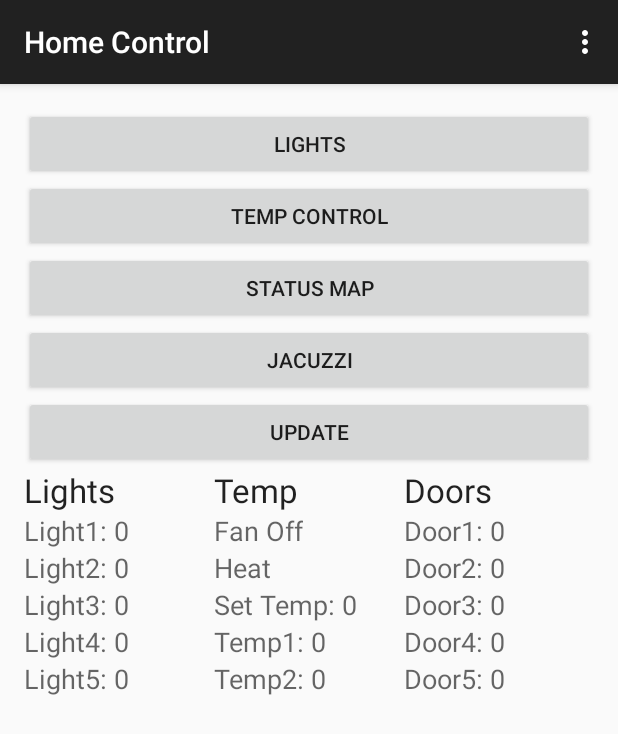
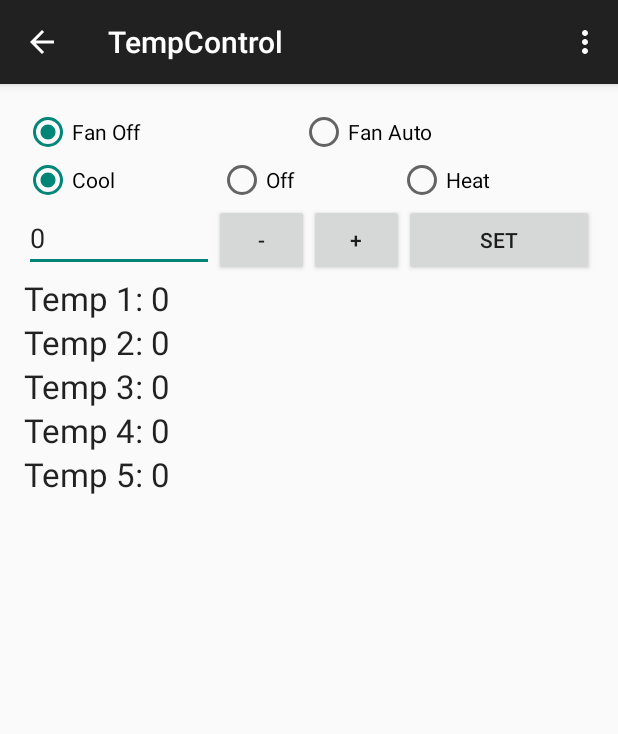
Before and after one commit to MiguelFAlvarez/HomeControl, an Android app: the screen it shows after launch (MainActivity before the commit, TempControl after it), after a tap on "TEMP CONTROL", on a phone screen of 412 x 824 dp. Shown: the top 734 px of the screen. Run offline under Robolectric (Android 15) with nearby library versions, the phone set to English and light mode, and no system bars.

Commit message:
Thermostat control page added

```diff
--- a/mobile/src/main/java/com/miguelalvarez/homecontrol/LightsActivity.java
+++ b/mobile/src/main/java/com/miguelalvarez/homecontrol/LightsActivity.java
@@ -25,7 +25,7 @@ public class LightsActivity extends ActionBarActivity {
         clientThread.start();
 
         try {
-            clientThread.join(500);
+            clientThread.join(2000);
         }catch(InterruptedException e){
             e.printStackTrace();
         }
@@ -165,7 +165,7 @@ public class LightsActivity extends ActionBarActivity {
         Thread clientThread = new Thread(client);
         clientThread.start();
         try {
-            clientThread.join(500);
+            clientThread.join(2000);
         }catch(InterruptedException e){
             e.printStackTrace();
         }
--- a/mobile/src/main/java/com/miguelalvarez/homecontrol/MainActivity.java
+++ b/mobile/src/main/java/com/miguelalvarez/homecontrol/MainActivity.java
@@ -26,7 +26,7 @@ public class MainActivity extends ActionBarActivity {
         Thread clientThread = new Thread(client);
         clientThread.start();
         try {
-            clientThread.join(500);
+            clientThread.join(2000);
         }catch(InterruptedException e){
             e.printStackTrace();
         }
@@ -81,7 +81,8 @@ public class MainActivity extends ActionBarActivity {
                 startActivity(intent);
                 break;
             case R.id.bTemp:
-
+                Intent intent1 = new Intent(this, TempControl.class);
+                startActivity(intent1);
                 break;
             case R.id.bStatus:
 
@@ -92,7 +93,7 @@ public class MainActivity extends ActionBarActivity {
                 Thread clientThread = new Thread(client);
                 clientThread.start();
                 try {
-                    clientThread.join(500);
+                    clientThread.join(2000);
                 }catch(InterruptedException e){
                     e.printStackTrace();
                 }
--- a/mobile/src/main/java/com/miguelalvarez/homecontrol/TCPClient.java
+++ b/mobile/src/main/java/com/miguelalvarez/homecontrol/TCPClient.java
@@ -30,7 +30,7 @@ public class TCPClient extends Thread {
             InputStream in = clientSocket.getInputStream();
             in.read(receiveData);
 
-            Log.d("TCPClient", "Light1:"+receiveData[10]);
+            Log.d("TCPClient", "Light1:"+receiveData[10]+" Fan status:"+receiveData[1]+" TempMode:"+receiveData[2]);
             clientSocket.close();
         }
         catch(Exception e){
--- /dev/null
+++ b/mobile/src/main/java/com/miguelalvarez/homecontrol/TempControl.java
@@ -0,0 +1,180 @@
+package com.miguelalvarez.homecontrol;
+
+import android.support.v7.app.ActionBarActivity;
+import android.os.Bundle;
+import android.util.Log;
+import android.view.Menu;
+import android.view.MenuItem;
+import android.view.View;
+import android.widget.Button;
+import android.widget.EditText;
+import android.widget.RadioButton;
+import android.widget.TextView;
+
+
+public class TempControl extends ActionBarActivity {
+    static byte[] sendData = new byte[1024];
+
+    Button bTempDec, bTempInc, bTempSet;
+    RadioButton rbFanOff, rbFanAuto, rbCool, rbOff, rbHeat;
+    EditText etTempSet;
+    TextView tvTemp1, tvTemp2, tvTemp3, tvTemp4, tvTemp5;
+
+    @Override
+    protected void onCreate(Bundle savedInstanceState) {
+        super.onCreate(savedInstanceState);
+        setContentView(R.layout.activity_temp_control);
+
+        sendData[1] = 0;
+        TCPClient client = new TCPClient(sendData);
+        Thread clientThread = new Thread(client);
+        clientThread.start();
+
+        try {
+            clientThread.join(2000);
+        }catch(InterruptedException e){
+            e.printStackTrace();
+        }
+
+        bTempDec = (Button) findViewById(R.id.bTempDec);
+        bTempInc = (Button) findViewById(R.id.bTempInc);
+        bTempSet = (Button) findViewById(R.id.bTempSet);
+
+        rbFanOff = (RadioButton) findViewById(R.id.rbFanOff);
+        rbFanAuto = (RadioButton) findViewById(R.id.rbFanAuto);
+        rbCool = (RadioButton) findViewById(R.id.rbCool);
+        rbOff = (RadioButton) findViewById(R.id.rbOff);
+        rbHeat = (RadioButton) findViewById(R.id.rbHeat);
+
+        etTempSet = (EditText) findViewById(R.id.etTempSet);
+
+        tvTemp1 = (TextView) findViewById(R.id.tvTemp1);
+        tvTemp2 = (TextView) findViewById(R.id.tvTemp2);
+        tvTemp3 = (TextView) findViewById(R.id.tvTemp3);
+        tvTemp4 = (TextView) findViewById(R.id.tvTemp4);
+        tvTemp5 = (TextView) findViewById(R.id.tvTemp5);
+
+        TempViewUpdate();
+    }
+
+    @Override
+    public boolean onCreateOptionsMenu(Menu menu) {
+        // Inflate the menu; this adds items to the action bar if it is present.
+        getMenuInflater().inflate(R.menu.menu_temp_control, menu);
+        return true;
+    }
+
+    @Override
+    public boolean onOptionsItemSelected(MenuItem item) {
+        // Handle action bar item clicks here. The action bar will
+        // automatically handle clicks on the Home/Up button, so long
+        // as you specify a parent activity in AndroidManifest.xml.
+        int id = item.getItemId();
+
+        //noinspection SimplifiableIfStatement
+        if (id == R.id.action_settings) {
+            return true;
+        }
+
+        return super.onOptionsItemSelected(item);
+    }
+
+    public void buttonClickTemp(View v){
+        byte[] sendData = new byte[1024];
+
+        sendData[0] = 0;    //unused identifier
+        sendData[1] = 2;    //thermostat
+/*
+        switch (v.getId()) {
+            case R.id.rbFanOff:
+                sendData[2] = 0;   //0 = fan off 1 = fan auto
+                break;
+            case R.id.rbFanAuto:
+                sendData[2] =1;    //0 = fan off 1 = fan auto
+                break;
+            case R.id.rbCool:
+                sendData[3] = 0;    //0 = cool, 1 = off, 2 = heat
+                break;
+            case R.id.rbOff:
+                sendData[3] = 1;    //0 = cool, 1 = off, 2 = heat
+                break;
+            case R.id.rbHeat:
+                sendData[3] = 2;    //0 = cool, 1 = off, 2 = heat
+                break;
+        }
+*/
+        if (rbFanOff.isChecked()) {
+            sendData[2] = 0;   //0 = fan off 1 = fan auto
+        }
+        else if (rbFanAuto.isChecked()) {
+            sendData[2] = 1;    //0 = fan off 1 = fan auto
+        }
+        if(rbCool.isChecked()) {
+            sendData[3] = 0;    //0 = cool, 1 = off, 2 = heat
+        }
+        else if(rbOff.isChecked()) {
+            sendData[3] = 1;    //0 = cool, 1 = off, 2 = heat
+        }
+        else if(rbHeat.isChecked()){
+                sendData[3] = 2;    //0 = cool, 1 = off, 2 = heat
+        }
+
+
+        sendData[4] = (byte) (Integer.parseInt(etTempSet.getText().toString())) ;
+
+        TCPClient client = new TCPClient(sendData);
+        Thread clientThread = new Thread(client);
+        clientThread.start();
+        try {
+            clientThread.join(2000);
+        }catch(InterruptedException e){
+            e.printStackTrace();
+        }
+
+        TempViewUpdate();
+    }
+
+    public void TempViewUpdate(){
+
+
+
+        switch (TCPClient.receiveData[1]){
+            case 0:
+                rbFanOff.setChecked(true);
+               // rbFanAuto.setChecked(false);
+                break;
+            case 1:
+               // rbFanOff.setChecked(false);
+                rbFanAuto.setChecked(true);
+                break;
+        }
+        switch (TCPClient.receiveData[2]){
+            case 0:
+                rbCool.setChecked(true);
+                //rbOff.setChecked(false);
+                //rbHeat.setChecked(false);
+                break;
+            case 1:
+                //rbCool.setChecked(false);
+                rbOff.setChecked(true);
+                //rbHeat.setChecked(false);
+                break;
+            case 2:
+                //rbCool.setChecked(false);
+                //rbOff.setChecked(false);
+                rbHeat.setChecked(true);
+                break;
+        }
+
+        tvTemp1.setText("Temp 1: "+TCPClient.receiveData[4]);
+        tvTemp2.setText("Temp 2: "+TCPClient.receiveData[5]);
+        tvTemp3.setText("Temp 3: "+TCPClient.receiveData[6]);
+        tvTemp4.setText("Temp 4: "+TCPClient.receiveData[7]);
+        tvTemp5.setText("Temp 5: "+TCPClient.receiveData[8]);
+
+        etTempSet.setText(""+TCPClient.receiveData[3]);
+
+
+
+    }
+}
--- /dev/null
+++ b/mobile/src/main/res/layout/activity_temp_control.xml
@@ -0,0 +1,160 @@
+<LinearLayout xmlns:android="http://schemas.android.com/apk/res/android"
+    xmlns:tools="http://schemas.android.com/tools"
+    android:orientation = "vertical"
+    android:layout_width="match_parent"
+    android:layout_height="match_parent" android:paddingLeft="@dimen/activity_horizontal_margin"
+    android:paddingRight="@dimen/activity_horizontal_margin"
+    android:paddingTop="@dimen/activity_vertical_margin"
+    android:paddingBottom="@dimen/activity_vertical_margin"
+    tools:context="com.miguelalvarez.homecontrol.TempControl">
+
+
+    <LinearLayout
+        android:orientation="horizontal"
+        android:layout_width="match_parent"
+        android:layout_height="wrap_content">
+
+        <RadioGroup
+            android:layout_width="wrap_content"
+            android:layout_height="wrap_content"
+            android:orientation="horizontal"
+            android:layout_weight=".5">
+
+            <RadioButton
+                android:layout_width="wrap_content"
+                android:layout_height="wrap_content"
+                android:text="Fan Off"
+                android:id="@+id/rbFanOff"
+                android:layout_weight=".5"
+                android:nestedScrollingEnabled="false"
+                android:onClick="buttonClickTemp" />
+
+            <RadioButton
+                android:layout_width="wrap_content"
+                android:layout_height="wrap_content"
+                android:text="Fan Auto"
+                android:id="@+id/rbFanAuto"
+                android:layout_weight=".5"
+                android:onClick="buttonClickTemp" />
+        </RadioGroup>
+
+    </LinearLayout>
+
+    <LinearLayout
+        android:orientation="horizontal"
+        android:layout_width="match_parent"
+        android:layout_height="wrap_content">
+
+        <RadioGroup
+            android:orientation="horizontal"
+            android:layout_width="wrap_content"
+            android:layout_height="wrap_content"
+            android:layout_weight=".33">
+
+            <RadioButton
+                android:layout_width="wrap_content"
+                android:layout_height="wrap_content"
+                android:text="Cool"
+                android:id="@+id/rbCool"
+                android:checked="false"
+                android:layout_weight=".33"
+                android:onClick="buttonClickTemp" />
+
+            <RadioButton
+                android:layout_width="wrap_content"
+                android:layout_height="wrap_content"
+                android:text="Off"
+                android:id="@+id/rbOff"
+                android:checked="false"
+                android:layout_weight=".33"
+                android:onClick="buttonClickTemp" />
+
+            <RadioButton
+                android:layout_width="wrap_content"
+                android:layout_height="wrap_content"
+                android:text="Heat"
+                android:id="@+id/rbHeat"
+                android:checked="false"
+                android:layout_weight=".33"
+                android:onClick="buttonClickTemp" />
+        </RadioGroup>
+
+    </LinearLayout>
+
+    <LinearLayout
+        android:orientation="horizontal"
+        android:layout_width="match_parent"
+        android:layout_height="wrap_content">
+
+        <EditText
+            android:layout_width="0dp"
+            android:layout_height="wrap_content"
+            android:inputType="number"
+            android:ems="10"
+            android:id="@+id/etTempSet"
+            android:layout_weight=".5"
+            android:text="75"
+            android:textAlignment="gravity" />
+
+        <Button
+            android:layout_width="0dp"
+            android:layout_height="wrap_content"
+            android:text="-"
+            android:id="@+id/bTempDec"
+            android:layout_weight=".25"
+            android:onClick="buttonClickTemp" />
+
+        <Button
+            android:layout_width="0dp"
+            android:layout_height="wrap_content"
+            android:text="+"
+            android:id="@+id/bTempInc"
+            android:layout_weight=".25"
+            android:onClick="buttonClickTemp" />
+
+        <Button
+            android:layout_width="0dp"
+            android:layout_height="wrap_content"
+            android:text="Set"
+            android:id="@+id/bTempSet"
+            android:layout_gravity="center_horizontal"
+            android:layout_weight=".5"
+            android:onClick="buttonClickTemp" />
+    </LinearLayout>
+
+    <TextView
+        android:layout_width="wrap_content"
+        android:layout_height="wrap_content"
+        android:textAppearance="?android:attr/textAppearanceLarge"
+        android:text="Temp 1:"
+        android:id="@+id/tvTemp1" />
+
+    <TextView
+        android:layout_width="wrap_content"
+        android:layout_height="wrap_content"
+        android:textAppearance="?android:attr/textAppearanceLarge"
+        android:text="Temp 2:"
+        android:id="@+id/tvTemp2" />
+
+    <TextView
+        android:layout_width="wrap_content"
+        android:layout_height="wrap_content"
+        android:textAppearance="?android:attr/textAppearanceLarge"
+        android:text="Temp 3:"
+        android:id="@+id/tvTemp3" />
+
+    <TextView
+        android:layout_width="wrap_content"
+        android:layout_height="wrap_content"
+        android:textAppearance="?android:attr/textAppearanceLarge"
+        android:text="Temp 4:"
+        android:id="@+id/tvTemp4" />
+
+    <TextView
+        android:layout_width="wrap_content"
+        android:layout_height="wrap_content"
+        android:textAppearance="?android:attr/textAppearanceLarge"
+        android:text="Temp 5:"
+        android:id="@+id/tvTemp5" />
+
+</LinearLayout>
--- /dev/null
+++ b/mobile/src/main/res/menu/menu_temp_control.xml
@@ -0,0 +1,7 @@
+<menu xmlns:android="http://schemas.android.com/apk/res/android"
+    xmlns:app="http://schemas.android.com/apk/res-auto"
+    xmlns:tools="http://schemas.android.com/tools"
+    tools:context="com.miguelalvarez.homecontrol.TempControl">
+    <item android:id="@+id/action_settings" android:title="@string/action_settings"
+        android:orderInCategory="100" app:showAsAction="never" />
+</menu>
--- a/mobile/src/main/res/values/strings.xml
+++ b/mobile/src/main/res/values/strings.xml
@@ -4,4 +4,5 @@
     <string name="hello_world">Hello world!</string>
     <string name="action_settings">Settings</string>
     <string name="title_activity_lights">Lights</string>
+    <string name="title_activity_temp_control">TempControl</string>
 </resources>
```
Also changed, not shown: mobile/src/main/AndroidManifest.xml (+10 -1 lines).
